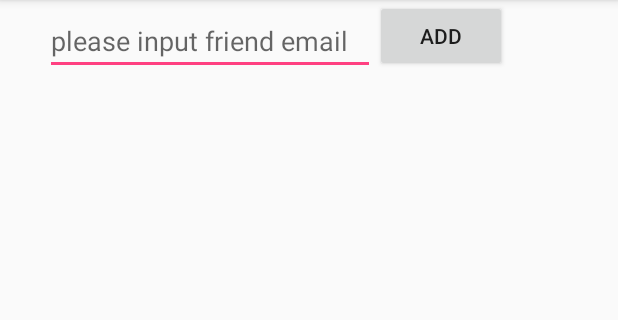
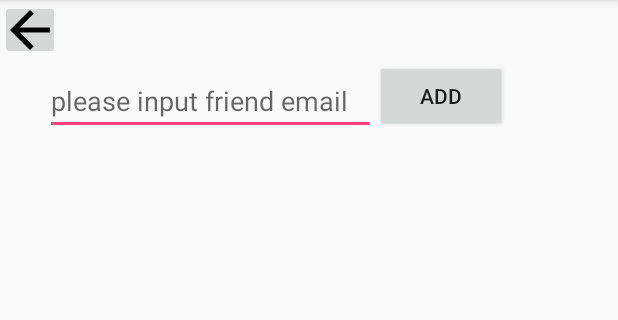
Before and after one commit to KamiJW/SplitBills, an Android app: the FriendActivity screen opened directly, with no data from a screen before it, on a phone screen of 412 x 824 dp, the part 84-404 px from its top. Run offline under Robolectric (Android 15) with nearby library versions, the phone set to English and light mode, and no system bars; our stand-ins replace Firebase (no records; nobody signed in at launch, a user with empty details on screens opened directly), Picasso; pictures from the network do not load; 2 statements that could not run were skipped.

Commit message:
Merge branch 'master' of https://github.com/KamiJW/SplitBills
# Conflicts:
#	app/src/main/res/layout/friend_list.xml

```diff
--- a/app/src/main/res/layout/friend_list.xml
+++ b/app/src/main/res/layout/friend_list.xml
@@ -2,6 +2,14 @@
 <LinearLayout xmlns:android="http://schemas.android.com/apk/res/android"
     android:orientation="vertical" android:layout_width="match_parent"
     android:layout_height="match_parent">
+    <ImageButton
+        android:layout_width="40dp"
+        android:layout_height="40dp"
+        android:src="@drawable/back"
+        android:padding="0dp"
+        android:scaleType="fitXY"
+        android:onClick="backButton"
+        />
     <LinearLayout
         android:layout_width="match_parent"
         android:layout_height="match_parent"
```
